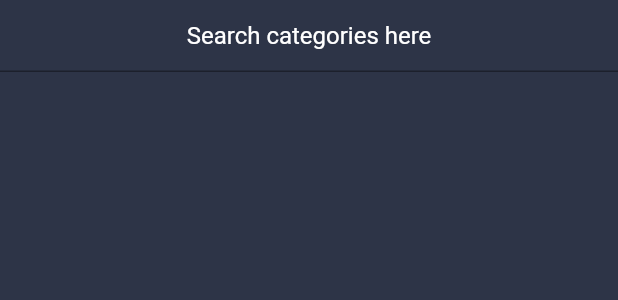
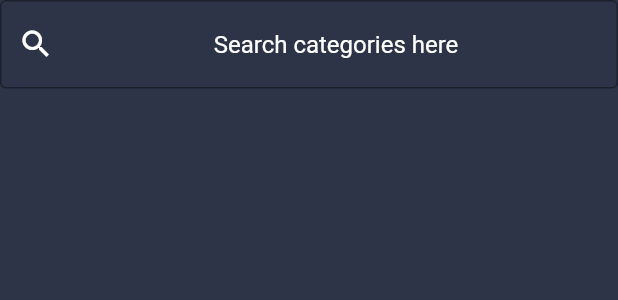
Before and after one commit to GoodDamn/Online-Shop-from-Get-Outfit, a Flutter app: the Categories widget shown alone on an empty page, opened directly, on a phone screen of 412 x 824 dp. Shown: the top 300 px of the screen. Run offline on Flutter 3.47's test engine with Material 2 defaults, Android fonts, the phone set to English and light mode, and no system bars; network calls fail.

Commit message:
Update design app

```diff
--- a/lib/main.dart
+++ b/lib/main.dart
@@ -74,7 +74,8 @@ Future<String> getJsonDataForProducts(String url) async {
 /////////////////////////MAIN PART///////////////////////
 void main() => runApp(new MaterialApp(
   title: 'Online Shop from Get Outfit',
-  theme: new ThemeData(scaffoldBackgroundColor: Color(hexColor('#2D3447'))),
+  theme: new ThemeData(
+      scaffoldBackgroundColor: Color(hexColor('#2D3447'))),
   home:  new HomePage(),
   debugShowCheckedModeBanner: false,
 ));
@@ -146,7 +147,7 @@ class Search extends StatelessWidget {
           textAlign: TextAlign.center,
           onChanged: (content) {name = content; getJsonDataForProducts(offersUrl + "?name=" + name + "&limit=" + limit);},
           decoration: InputDecoration(
-            border: InputBorder.none,
+            prefixIcon: Icon(Icons.search),
             hintText: 'Search categories here',
             hintStyle: TextStyle(color: Colors.white)
           ),
@@ -155,9 +156,9 @@ class Search extends StatelessWidget {
           textAlign: TextAlign.center,
           keyboardType: TextInputType.number,
           decoration: InputDecoration(
-              border: InputBorder.none,
+
               hintText: "Set up limit",
-              hintStyle: TextStyle(color: Colors.white)
+              hintStyle: TextStyle(color: Colors.white),
           ),
           onChanged: (content) {limit = content; getJsonDataForProducts(offersUrl + "?name=" + name + "&limit=" + limit);},
         ),
@@ -217,12 +218,22 @@ class Categories extends StatelessWidget
   Widget build(BuildContext context) {
     return  Column(
       children: [
-        TextField(
-          textAlign: TextAlign.center,
-          onChanged: (content) {getJsonDataForCategories(categoriesUrl + "?name=" + content);},
-          decoration: InputDecoration(
-            hintText: 'Search categories here',
-            hintStyle: TextStyle(color: Colors.white)
+        Theme(
+          data:new ThemeData(
+            primaryColor: Colors.white,
+            primaryColorDark: Colors.white
+          ),
+          child: TextField(
+            textAlign: TextAlign.center,
+            onChanged: (content) {getJsonDataForCategories(categoriesUrl + "?name=" + content);},
+            decoration: InputDecoration(
+              border: OutlineInputBorder(
+                borderSide: BorderSide(color: Colors.white)
+              ),
+                hintText: 'Search categories here',
+                prefixIcon: Icon(Icons.search,color: Colors.white),
+                hintStyle: TextStyle(color: Colors.white)
+            ),
           ),
         ),
         Expanded(
```
